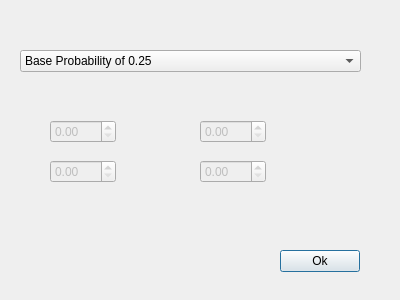
Above: src/askBaseProbability.ui from TaronSilver/genom before the change. Below: the same form after it.
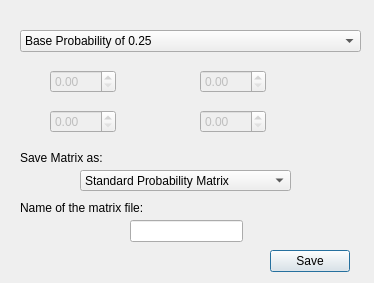
That is the form after the change.

```diff
--- a/src/askBaseProbability.ui
+++ b/src/askBaseProbability.ui
@@ -6,8 +6,8 @@
    <rect>
     <x>0</x>
     <y>0</y>
-    <width>400</width>
-    <height>300</height>
+    <width>374</width>
+    <height>283</height>
    </rect>
   </property>
   <property name="windowTitle">
@@ -17,7 +17,7 @@
    <property name="geometry">
     <rect>
      <x>20</x>
-     <y>50</y>
+     <y>30</y>
      <width>341</width>
      <height>22</height>
     </rect>
@@ -38,19 +38,6 @@
     </property>
    </item>
   </widget>
-  <widget class="QPushButton" name="buttonLeave">
-   <property name="geometry">
-    <rect>
-     <x>280</x>
-     <y>250</y>
-     <width>80</width>
-     <height>22</height>
-    </rect>
-   </property>
-   <property name="text">
-    <string>Ok</string>
-   </property>
-  </widget>
   <widget class="QDoubleSpinBox" name="spinA">
    <property name="enabled">
     <bool>false</bool>
@@ -58,7 +45,7 @@
    <property name="geometry">
     <rect>
      <x>50</x>
-     <y>120</y>
+     <y>70</y>
      <width>66</width>
      <height>23</height>
     </rect>
@@ -71,7 +58,7 @@
    <property name="geometry">
     <rect>
      <x>200</x>
-     <y>160</y>
+     <y>110</y>
      <width>66</width>
      <height>23</height>
     </rect>
@@ -84,7 +71,7 @@
    <property name="geometry">
     <rect>
      <x>50</x>
-     <y>160</y>
+     <y>110</y>
      <width>66</width>
      <height>23</height>
     </rect>
@@ -97,12 +84,91 @@
    <property name="geometry">
     <rect>
      <x>200</x>
-     <y>120</y>
+     <y>70</y>
      <width>66</width>
      <height>23</height>
     </rect>
    </property>
   </widget>
+  <widget class="QLineEdit" name="editFileName">
+   <property name="geometry">
+    <rect>
+     <x>130</x>
+     <y>220</y>
+     <width>113</width>
+     <height>22</height>
+    </rect>
+   </property>
+  </widget>
+  <widget class="QLabel" name="label">
+   <property name="geometry">
+    <rect>
+     <x>20</x>
+     <y>200</y>
+     <width>151</width>
+     <height>16</height>
+    </rect>
+   </property>
+   <property name="text">
+    <string>Name of the matrix file:</string>
+   </property>
+  </widget>
+  <widget class="QLabel" name="label_2">
+   <property name="geometry">
+    <rect>
+     <x>20</x>
+     <y>150</y>
+     <width>111</width>
+     <height>16</height>
+    </rect>
+   </property>
+   <property name="text">
+    <string>Save Matrix as:</string>
+   </property>
+  </widget>
+  <widget class="QComboBox" name="chooseMatrix">
+   <property name="geometry">
+    <rect>
+     <x>80</x>
+     <y>170</y>
+     <width>211</width>
+     <height>21</height>
+    </rect>
+   </property>
+   <item>
+    <property name="text">
+     <string>Standard Probability Matrix</string>
+    </property>
+   </item>
+   <item>
+    <property name="text">
+     <string>Normalized Probability Matrix</string>
+    </property>
+   </item>
+   <item>
+    <property name="text">
+     <string>Standard Logarithmic Matrix</string>
+    </property>
+   </item>
+   <item>
+    <property name="text">
+     <string>Normalized Logarithmic Matrix</string>
+    </property>
+   </item>
+  </widget>
+  <widget class="QPushButton" name="buttonSave">
+   <property name="geometry">
+    <rect>
+     <x>270</x>
+     <y>250</y>
+     <width>80</width>
+     <height>22</height>
+    </rect>
+   </property>
+   <property name="text">
+    <string>Save</string>
+   </property>
+  </widget>
  </widget>
  <resources/>
  <connections/>
```
